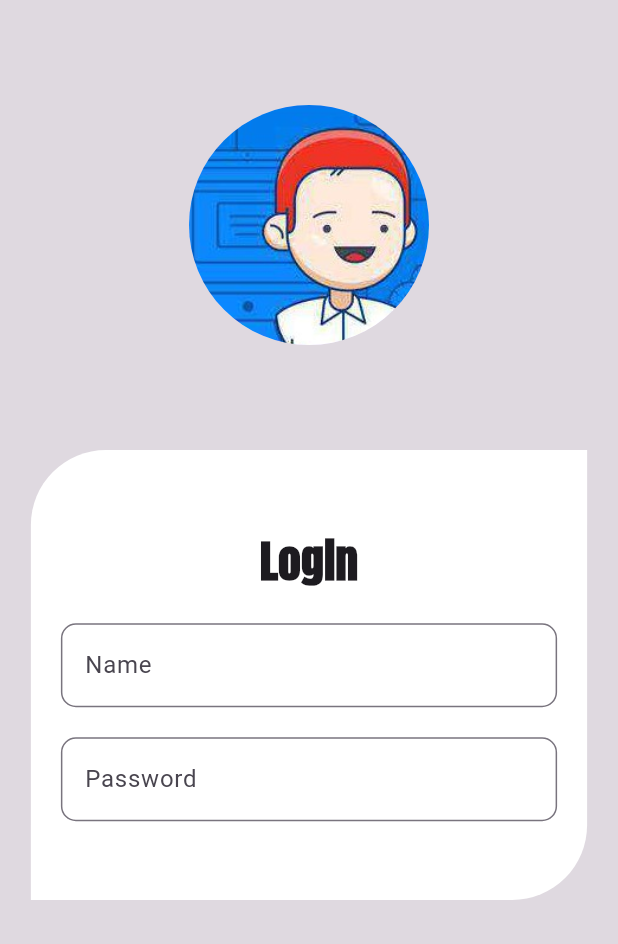
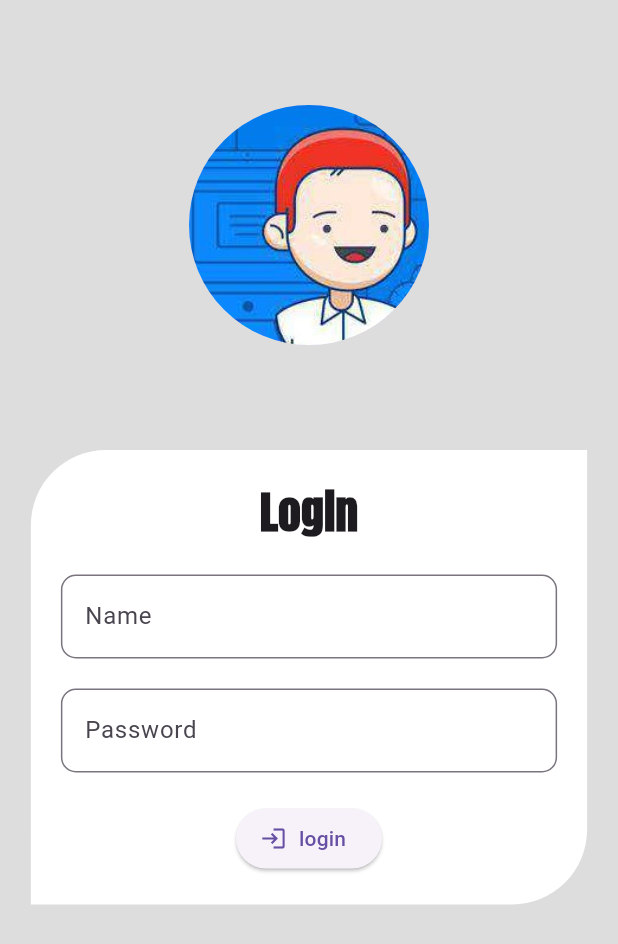
Before and after one commit to muhammed-shadil/Loginpage, a Flutter app: the screen it shows after launch, on a phone screen of 412 x 824 dp. Shown: the top 944 px of the screen. Run offline on Flutter 3.47's test engine with Material 3 defaults, Android fonts, the phone set to English and light mode, and no system bars.

```diff
--- /dev/null
+++ b/lib/content.dart
@@ -0,0 +1,4 @@
+class Content {
+  String text;
+  Content({required this.text});
+}
--- a/lib/login.dart
+++ b/lib/login.dart
@@ -1,4 +1,5 @@
 import 'package:flutter/material.dart';
+import 'package:sharedpreference/homepage.dart';
 
 class Loginpage extends StatefulWidget {
   const Loginpage({super.key});
@@ -8,11 +9,17 @@ class Loginpage extends StatefulWidget {
 }
 
 class _LoginpageState extends State<Loginpage> {
+  final name = RegExp(r'^[A-Za-z]+$');
+  bool _password = true;
+  final paswd =
+      RegExp(r'^(?=.*?[A-Z])(?=.*?[a-z])(?=.*?[0-9])(?=.*?[!@#\$&*~]).{8,}$');
+
+  final _formKey = GlobalKey<FormState>();
   @override
   Widget build(BuildContext context) {
     return Scaffold(
-      body: Container(
-        color: Colors.black12,
+      backgroundColor: const Color.fromARGB(221, 216, 216, 216),
+      body: SingleChildScrollView(
         child: Column(
           children: [
             const SizedBox(
@@ -21,11 +28,10 @@ class _LoginpageState extends State<Loginpage> {
                 foregroundImage: AssetImage("images/login-form-design-01.jpg"),
                 radius: 80,
               ),
-              // width: double.infinity,
             ),
             Center(
               child: Container(
-                padding: const EdgeInsets.only(left: 20, right: 20),
+                padding: const EdgeInsets.all(20),
                 decoration: const BoxDecoration(
                   color: Colors.white,
                   borderRadius: BorderRadius.only(
@@ -33,7 +39,9 @@ class _LoginpageState extends State<Loginpage> {
                       bottomRight: Radius.circular(50)),
                 ),
                 width: MediaQuery.of(context).size.width * .9,
-                height: 300,
+                // height: 300,
+                child: Form(
+                  key: _formKey,
                   child: Column(
                     mainAxisAlignment: MainAxisAlignment.center,
                     children: [
@@ -50,7 +58,21 @@ class _LoginpageState extends State<Loginpage> {
                         height: 20,
                       ),
                       TextFormField(
+                        validator: (value) {
+                          if (value == null || value.isEmpty) {
+                            return "please enter name";
+                          } else if (value.length < 3) {
+                            return "enter a valid name";
+                          } else if (!name.hasMatch(value)) {
+                            return "enter a valid name";
+                          } else {
+                            return null;
+                          }
+                        },
                         decoration: InputDecoration(
+                          errorMaxLines: 10,
+                          errorStyle:
+                              const TextStyle(overflow: TextOverflow.clip),
                           hintText: "Name",
                           border: OutlineInputBorder(
                             borderRadius: BorderRadius.circular(10),
@@ -61,14 +83,46 @@ class _LoginpageState extends State<Loginpage> {
                         height: 20,
                       ),
                       TextFormField(
+                        keyboardType: TextInputType.visiblePassword,
+                        // obscureText: _password,
+                        validator: (value) {
+                          if (value == null || value.isEmpty) {
+                            return "please enter a password";
+                          } else if (!paswd.hasMatch(value)) {
+                            return 'Password should contain at least one upper case, one lower case, one digit, one special character and must be 8 characters in length';
+                          } else {
+                            return null;
+                          }
+                        },
                         decoration: InputDecoration(
+                          errorMaxLines: 10,
+                          errorStyle:
+                              const TextStyle(overflow: TextOverflow.clip),
                           hintText: "Password",
                           border: OutlineInputBorder(
                             borderRadius: BorderRadius.circular(10),
                           ),
                         ),
                       ),
+                      const SizedBox(
+                        height: 20,
+                      ),
+                      ElevatedButton.icon(
+                          autofocus: true,
+                          onPressed: () {
+                            if (_formKey.currentState!.validate()) {
+                              Navigator.push(
+                                context,
+                                MaterialPageRoute(
+                                  builder: (context) => const Homepage(),
+                                ),
+                              );
+                            }
+                          },
+                          icon: const Icon(Icons.login),
+                          label: const Text("login"))
                     ],
+                  ),
                 ),
               ),
             ),
```
Also changed, not shown: lib/homepage.dart (added, +80 -0 lines). Lines whose indentation alone changed are shown as unchanged.
